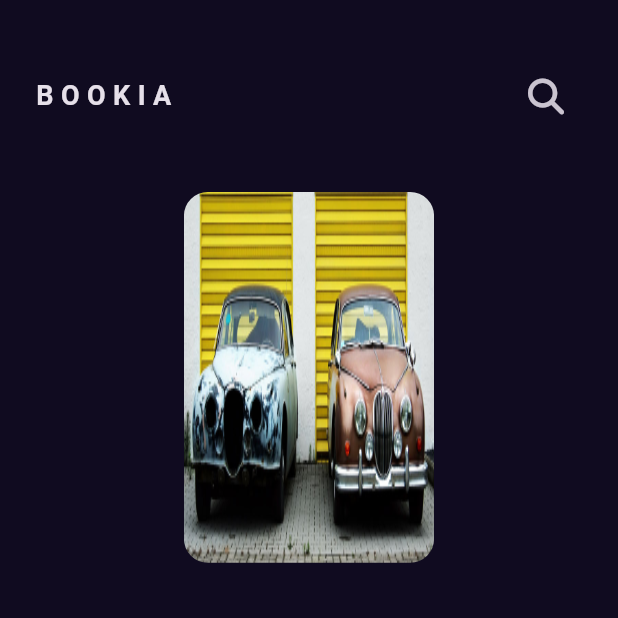
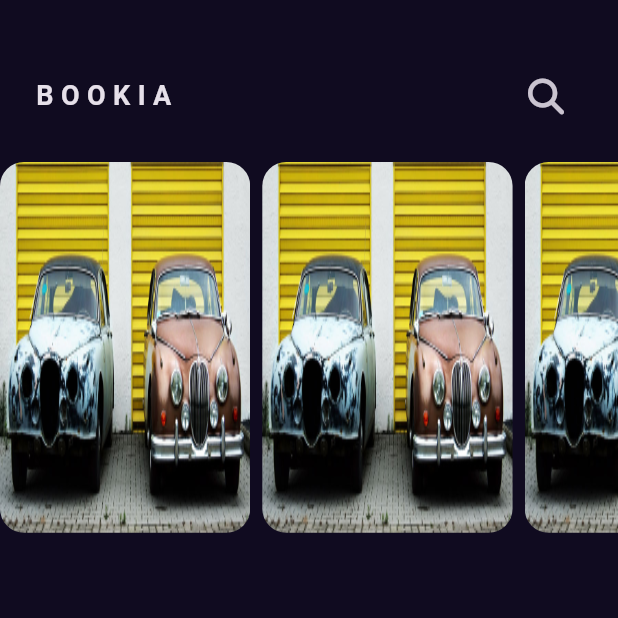
Before and after one commit to muhammad-mustafa1/BOOKIA, a Flutter app: the screen it shows after launch, on a phone screen of 412 x 824 dp, the top half of it. Run offline on Flutter 3.47's test engine with Material 3 defaults, Android fonts, the phone set to English and light mode, and no system bars; our stand-ins replace font_awesome_flutter, get.

Commit message:
add featured list view to home

```diff
--- /dev/null
+++ b/lib/Features/home/presentation/views/widgets/Featured_list_view.dart
@@ -0,0 +1,21 @@
+import 'package:bookia/Features/home/presentation/views/widgets/custom_list_view_item.dart';
+import 'package:flutter/material.dart';
+
+class FeaturedBooksListView extends StatelessWidget {
+  const FeaturedBooksListView({
+    super.key,
+  });
+
+  @override
+  Widget build(BuildContext context) {
+    return SizedBox(
+      height: MediaQuery.of(context).size.height * .3,
+      child: ListView.separated(
+        scrollDirection: Axis.horizontal,
+        itemCount: 10,
+        separatorBuilder: (context, index) => const SizedBox(width: 8),
+        itemBuilder: (context, index) => const CustomListViewItem(),
+      ),
+    );
+  }
+}
--- a/lib/Features/home/presentation/views/widgets/custom_app_bar.dart
+++ b/lib/Features/home/presentation/views/widgets/custom_app_bar.dart
@@ -9,7 +9,7 @@ class CustomAppBar extends StatelessWidget {
   @override
   Widget build(BuildContext context) {
     return Padding(
-      padding: const EdgeInsets.symmetric(horizontal: 24, vertical: 40),
+      padding: const EdgeInsets.only(left: 24, right: 24, top: 40, bottom: 20),
       child: Row(
         mainAxisAlignment: MainAxisAlignment.spaceBetween,
         children: [
--- a/lib/Features/home/presentation/views/widgets/custom_list_view_item.dart
+++ b/lib/Features/home/presentation/views/widgets/custom_list_view_item.dart
@@ -8,9 +8,7 @@ class CustomListViewItem extends StatelessWidget {
 
   @override
   Widget build(BuildContext context) {
-    return SizedBox(
-      height: MediaQuery.of(context).size.height * .3,
-      child: AspectRatio(
+    return AspectRatio(
       aspectRatio: 2.7 / 4,
       child: Container(
         decoration: BoxDecoration(
@@ -19,7 +17,6 @@ class CustomListViewItem extends StatelessWidget {
               fit: BoxFit.fill, image: AssetImage(AssetsData.bookImage)),
         ),
       ),
-      ),
     );
   }
 }
--- a/lib/Features/home/presentation/views/widgets/home_view_body.dart
+++ b/lib/Features/home/presentation/views/widgets/home_view_body.dart
@@ -1,3 +1,4 @@
+import 'package:bookia/Features/home/presentation/views/widgets/Featured_list_view.dart';
 import 'package:bookia/Features/home/presentation/views/widgets/custom_app_bar.dart';
 import 'package:bookia/Features/home/presentation/views/widgets/custom_list_view_item.dart';
 import 'package:flutter/cupertino.dart';
@@ -10,10 +11,7 @@ class HomeViewBody extends StatelessWidget {
   @override
   Widget build(BuildContext context) {
     return const Column(
-      children: [
-        CustomAppBar(),
-        CustomListViewItem(),
-      ],
+      children: [CustomAppBar(), FeaturedBooksListView()],
     );
   }
 }
```
Lines whose indentation alone changed are shown as unchanged.
